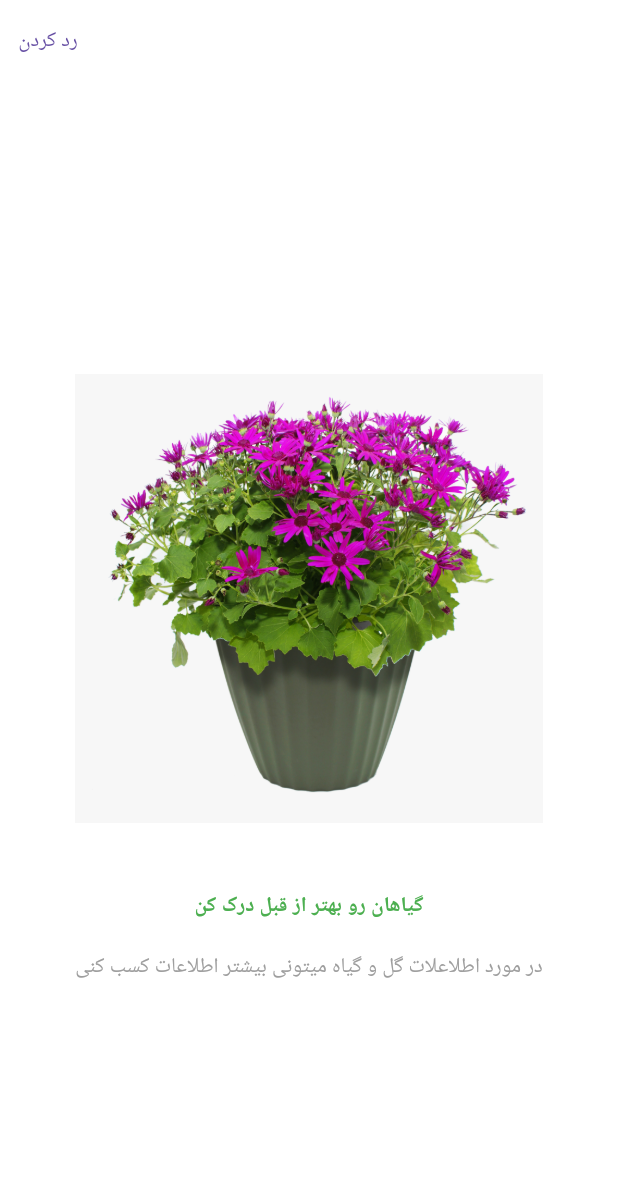
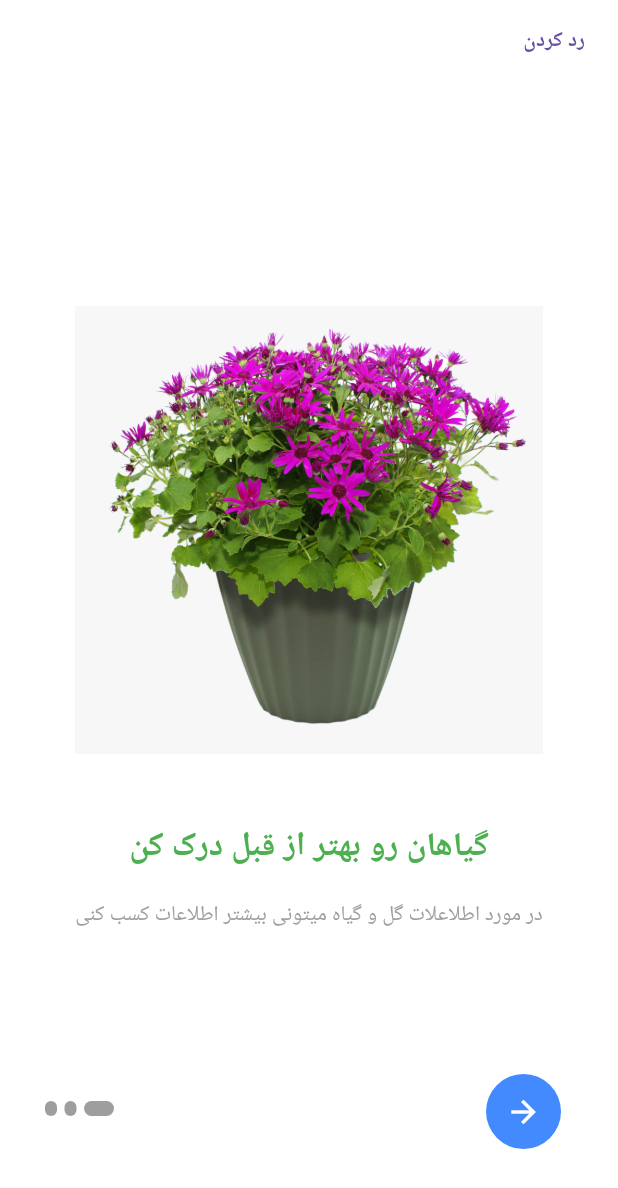
Before and after one commit to taktez/plant_app, a Flutter app: the screen it shows after launch, on a phone screen of 412 x 824 dp. Shown: the top 1188 px of the screen. Run offline on Flutter 3.47's test engine with Material 3 defaults, Android fonts, the phone set to English and light mode, and no system bars.

```diff
--- a/lib/screens/home_page.dart
+++ b/lib/screens/home_page.dart
@@ -11,6 +11,33 @@ class HomePage extends StatefulWidget {
 class _HomePageState extends State<HomePage> {
   final PageController _pageController = PageController();
   int pageIndex = 0;
+
+  Widget _indicator(bool isActive) {
+    return AnimatedContainer(
+      duration: const Duration(microseconds: 300),
+      margin: const EdgeInsets.only(right: 5.0),
+      height: 10.0,
+      width: isActive ? 20.0 : 8.0,
+      decoration: BoxDecoration(
+        color: Colors.grey,
+        borderRadius: BorderRadius.circular(5.0),
+      ),
+    );
+  }
+
+  List<Widget> _buildIndicator() {
+    List<Widget> indicators = [];
+
+    for (int i = 0; i < 3; i++) {
+      if (pageIndex == i) {
+        indicators.add(_indicator(true));
+      } else {
+        indicators.add(_indicator(false));
+      }
+    }
+    return indicators;
+  }
+
   @override
   Widget build(BuildContext context) {
     return Scaffold(
@@ -19,14 +46,20 @@ class _HomePageState extends State<HomePage> {
         backgroundColor: Colors.white,
         elevation: 0,
         actions: [
-          TextButton(onPressed: () {}, child: const Text("رد کردن")),
+          const SizedBox(width: 10),
+          TextButton(
+              onPressed: () {},
+              child: const Text(
+                "رد کردن",
+                style: TextStyle(fontWeight: FontWeight.bold),
+              )),
+          const Spacer(),
         ],
       ),
-      body: SizedBox(
-        width: double.infinity,
-        child: Stack(
+      body: Stack(
         children: [
-            PageView(
+          Expanded(
+            child: PageView(
               controller: _pageController,
               onPageChanged: (int page) {
                 setState(() {
@@ -34,49 +67,125 @@ class _HomePageState extends State<HomePage> {
                 });
               },
               children: <Widget>[
-                Padding(
-                  padding: const EdgeInsets.only(left: 50, right: 50),
+                PageViewMaker(
+                  title: Constant.titleOne,
+                  img: "assets/images/pic1.png",
+                  description: Constant.descriptionOne,
+                  indicators: _buildIndicator(),
+                ),
+                PageViewMaker(
+                  title: Constant.titleTwo,
+                  img: "assets/images/pic2.png",
+                  description: Constant.descriptionTwo,
+                  indicators: _buildIndicator(),
+                ),
+                PageViewMaker(
+                  title: Constant.titleThree,
+                  img: "assets/images/pic4.png",
+                  description: Constant.descriptionThree,
+                  indicators: _buildIndicator(),
+                ),
+              ],
+            ),
+          ),
+          Positioned(
+            bottom: 80.0,
+            left: 30.0,
+            child: Row(
+              children: _buildIndicator(),
+            ),
+          ),
+          Positioned(
+            bottom: 50.0,
+            right: 30.0,
+            child: IconButton(
+              onPressed: () {
+                setState(() {
+                  if (pageIndex < 2) {
+                    pageIndex++;
+                    if (pageIndex < 3) {
+                      _pageController.nextPage(
+                          duration: const Duration(milliseconds: 300),
+                          curve: Curves.easeIn);
+                    }
+                  } else {
+                    Navigator.pushReplacement(
+                        context,
+                        MaterialPageRoute(
+                          builder: (context) => const LoginPage(),
+                        ));
+                  }
+                });
+              },
+              icon: Container(
+                  height: 50,
+                  width: 50,
+                  decoration: BoxDecoration(
+                    color: Colors.blueAccent,
+                    borderRadius: BorderRadius.circular(50),
+                  ),
+                  child: const Icon(Icons.arrow_back)),
+              color: Colors.white,
+            ),
+          ),
+        ],
+      ),
+    );
+  }
+}
+
+class PageViewMaker extends StatelessWidget {
+  final String title;
+  final String img;
+  final String description;
+  final List<Widget> indicators;
+
+  const PageViewMaker({
+    super.key,
+    required this.title,
+    required this.img,
+    required this.description,
+    required this.indicators,
+  });
+
+  @override
+  Widget build(BuildContext context) {
+    return Padding(
+      padding: const EdgeInsets.only(left: 50, right: 50, bottom: 80),
       child: Column(
+        crossAxisAlignment: CrossAxisAlignment.center,
         mainAxisAlignment: MainAxisAlignment.center,
         children: [
           SizedBox(
             height: 350,
             child: Image.asset(
-                          "assets/images/pic1.png",
+              img,
             ),
           ),
           const SizedBox(height: 20),
           Text(
-                        Constant.titleOne,
+            title,
             style: TextStyle(
                 color: Constant.primaryColor,
-                            fontWeight: FontWeight.bold),
+                fontWeight: FontWeight.bold,
+                fontSize: 22),
           ),
           const SizedBox(height: 20),
           Text(
-                        Constant.descriptionOne,
+            description,
             style: TextStyle(color: Constant.hintText),
           ),
         ],
       ),
-                ),
-                Column(
-                  children: [
-                    SizedBox(
-                      height: 350,
-                      child: Image.asset(
-                        "assets/images/pic2.png",
-                      ),
-                    ),
-                    Text(Constant.titleOne),
-                    Text(Constant.descriptionOne),
-                  ],
-                ),
-              ],
-            ),
-          ],
-        ),
-      ),
     );
   }
 }
+
+class LoginPage extends StatelessWidget {
+  const LoginPage({super.key});
+
+  @override
+  Widget build(BuildContext context) {
+    return const Scaffold();
+  }
+}
--- a/pubspec.yaml
+++ b/pubspec.yaml
@@ -37,6 +37,8 @@ dependencies:
   # The following adds the Cupertino Icons font to your application.
   # Use with the CupertinoIcons class for iOS style icons.
   cupertino_icons: ^1.0.8
+  page_transition: ^2.1.0
+  animated_bottom_navigation_bar: ^1.3.3
 
 dev_dependencies:
   flutter_test:
```
Also changed, not shown: lib/models/models.dart (added, +182 -0 lines), assets/images/PriceUnit-green.png (added), assets/images/add-cart.png (added), assets/images/code-scan-two.png (added), assets/images/code-scan.png (added), assets/images/favorited.png (added), assets/images/plant-eight.png (added), assets/images/plant-five.png (added), assets/images/plant-four.png (added), assets/images/plant-one.png (added), assets/images/plant-seven.png (added), assets/images/plant-six.png (added), assets/images/plant-three.png (added), assets/images/plant-two.png (added), 3 more files. Lines whose indentation alone changed are shown as unchanged.
